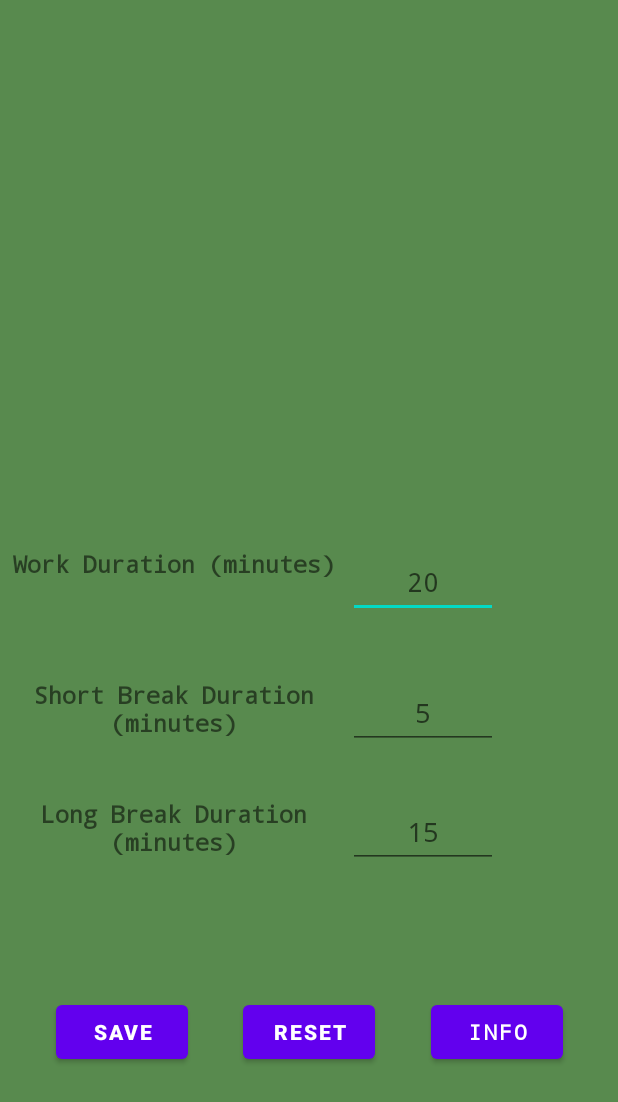
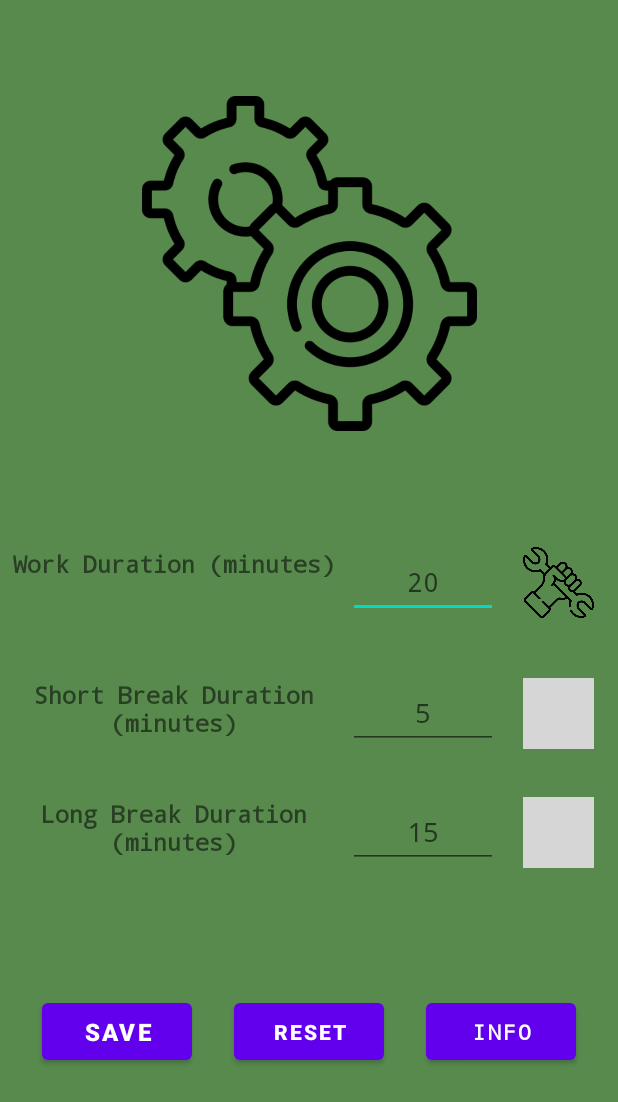
Before and after one commit to lukastojiljkovic/Pomodoro, an Android app: the SettingsActivity screen opened directly, with no data from a screen before it, on a phone screen of 412 x 824 dp. Shown: the top 1102 px of the screen. Run offline under Robolectric (Android 15) with nearby library versions, the phone set to English and light mode, and no system bars; grey boxes are pictures that could not be loaded.

Commit message:
Various UI improvements

```diff
--- a/app/src/main/java/com/example/pomodoro/MainActivity.java
+++ b/app/src/main/java/com/example/pomodoro/MainActivity.java
@@ -172,7 +172,7 @@ public class MainActivity extends AppCompatActivity {
         drawable.setShape(GradientDrawable.RECTANGLE);
         switch (session) {
             case WORK:
-                drawable.setColors(new int[]{Color.argb(150, 0, 155, 0), Color.argb(25, 155, 255, 0)});
+                drawable.setColors(new int[]{Color.argb(150, 75, 175, 25), Color.argb(25, 100, 158, 58)});
                 break;
             case SHORT_BREAK:
                 drawable.setColors(new int[]{Color.argb(150, 0, 120, 240), Color.argb(25, 32, 50, 150)});
--- a/app/src/main/res/layout/activity_settings.xml
+++ b/app/src/main/res/layout/activity_settings.xml
@@ -98,10 +98,11 @@
 
     <Button
         android:id="@+id/saveButton"
-        android:layout_width="wrap_content"
-        android:layout_height="wrap_content"
+        android:layout_width="100dp"
+        android:layout_height="50dp"
         android:text="Save"
         android:textAlignment="center"
+        android:textSize="16sp"
         android:textStyle="bold"
         app:layout_constraintBottom_toBottomOf="parent"
         app:layout_constraintEnd_toStartOf="@+id/resetButton"
@@ -112,8 +113,8 @@
 
     <Button
         android:id="@+id/resetButton"
-        android:layout_width="wrap_content"
-        android:layout_height="wrap_content"
+        android:layout_width="100dp"
+        android:layout_height="50dp"
         android:text="Reset"
         android:textAlignment="center"
         android:textStyle="bold"
@@ -125,8 +126,8 @@
 
     <Button
         android:id="@+id/button2"
-        android:layout_width="wrap_content"
-        android:layout_height="wrap_content"
+        android:layout_width="100dp"
+        android:layout_height="50dp"
         android:fontFamily="monospace"
         android:text="Info"
         android:textAlignment="center"
@@ -145,6 +146,7 @@
         app:layout_constraintEnd_toEndOf="parent"
         app:layout_constraintStart_toEndOf="@+id/workDurationEditText"
         app:layout_constraintTop_toTopOf="@+id/workDurationEditText"
+        app:srcCompat="@drawable/work"
         tools:srcCompat="@drawable/work" />
 
     <ImageView
@@ -155,6 +157,7 @@
         app:layout_constraintEnd_toEndOf="parent"
         app:layout_constraintStart_toEndOf="@+id/shortBreakDurationEditText"
         app:layout_constraintTop_toTopOf="@+id/shortBreakDurationEditText"
+        app:srcCompat="@drawable/break_symbol"
         tools:srcCompat="@drawable/break_symbol" />
 
     <ImageView
@@ -165,17 +168,19 @@
         app:layout_constraintEnd_toEndOf="parent"
         app:layout_constraintStart_toEndOf="@+id/longBreakDurationEditText"
         app:layout_constraintTop_toTopOf="@+id/longBreakDurationEditText"
+        app:srcCompat="@drawable/break_symbol"
         tools:srcCompat="@drawable/break_symbol" />
 
     <ImageView
         android:id="@+id/imageView4"
-        android:layout_width="269dp"
-        android:layout_height="204dp"
+        android:layout_width="267dp"
+        android:layout_height="223dp"
         app:layout_constraintBottom_toBottomOf="parent"
         app:layout_constraintEnd_toEndOf="parent"
         app:layout_constraintStart_toStartOf="parent"
         app:layout_constraintTop_toTopOf="parent"
         app:layout_constraintVertical_bias="0.106"
+        app:srcCompat="@drawable/system"
         tools:srcCompat="@drawable/system" />
 
 </androidx.constraintlayout.widget.ConstraintLayout>
```
